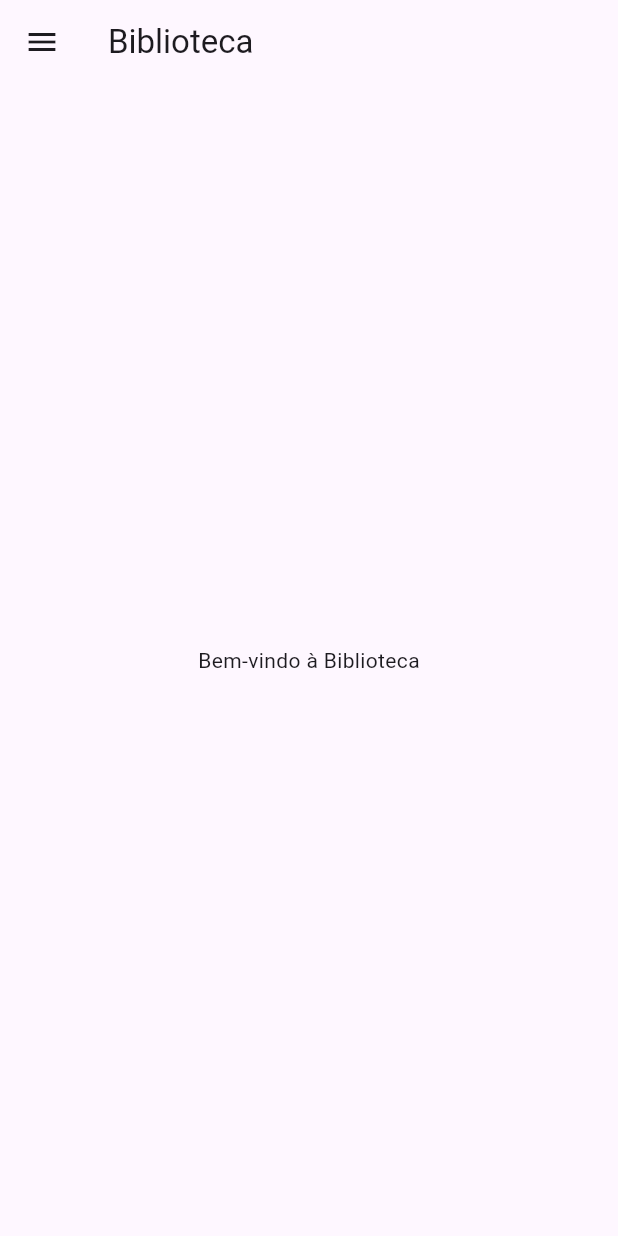
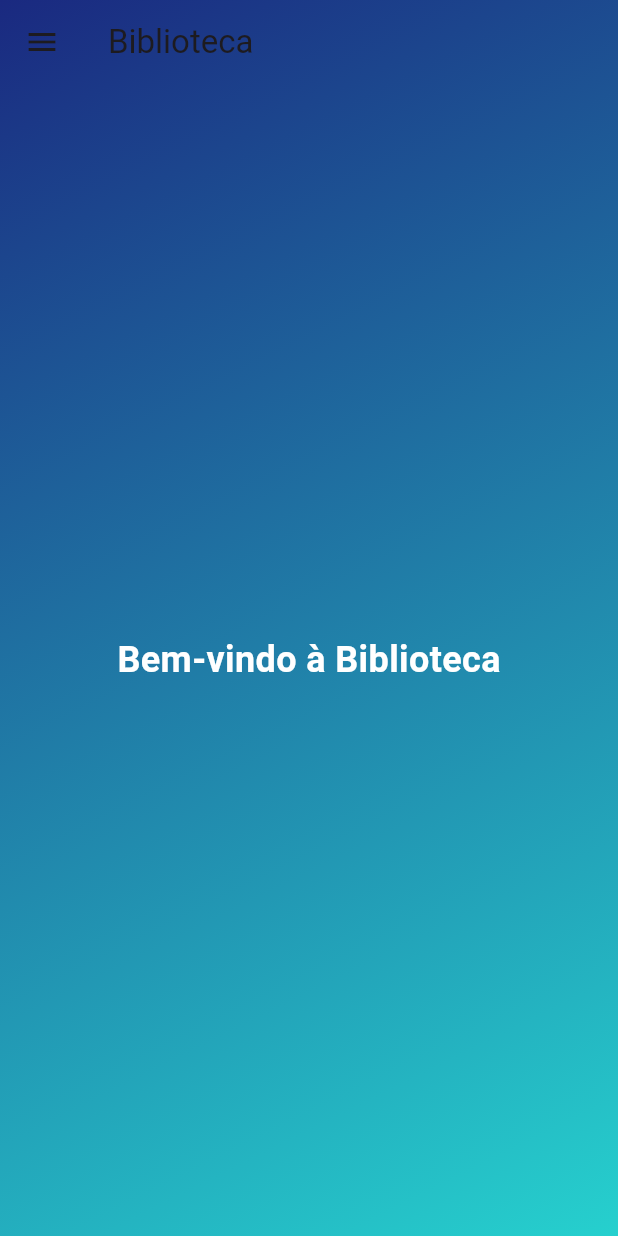
Before and after one commit to luan632/APIExt-II_Front_Gerenciador-de-Biblioteca, a Flutter app: the StudentHome screen opened directly, on a phone screen of 412 x 824 dp. Run offline on Flutter 3.47's test engine with Material 3 defaults, Android fonts, the phone set to English and light mode, and no system bars; our stand-ins replace firebase_analytics; accounts and stored records are empty; network calls fail.

```diff
--- a/lib/student/student_home.dart
+++ b/lib/student/student_home.dart
@@ -11,22 +11,45 @@ class StudentHome extends StatelessWidget {
   @override
   Widget build(BuildContext context) {
     return Scaffold(
-      appBar: AppBar(title: const Text('Biblioteca')),
+      body: Container(
+        decoration: const BoxDecoration(
+          gradient: LinearGradient(
+            begin: Alignment.topLeft,
+            end: Alignment.bottomRight,
+            colors: [
+              Color(0xFF1A2980),  // Azul escuro
+              Color(0xFF26D0CE),  // Ciano
+            ],
+          ),
+        ),
+        child: Scaffold(
+          backgroundColor: Colors.transparent,
+          appBar: AppBar(
+            title: const Text('Biblioteca'),
+            backgroundColor: Colors.transparent,
+            elevation: 0,
+          ),
           drawer: Drawer(
+            // ignore: deprecated_member_use
+            backgroundColor: Colors.white.withOpacity(0.9),
             child: ListView(
               padding: EdgeInsets.zero,
               children: [
-            const DrawerHeader(
-              decoration: BoxDecoration(
-                color: Colors.blue,
+                DrawerHeader(
+                  decoration: const BoxDecoration(
+                    color: Colors.transparent,
                   ),
                   child: Text(
                     'Menu do Aluno',
-                style: TextStyle(color: Colors.white, fontSize: 24),
+                    style: TextStyle(
+                      color: Colors.white,
+                      fontSize: 24,
+                      fontWeight: FontWeight.bold,
+                    ),
                   ),
                 ),
                 ListTile(
-              leading: const Icon(Icons.book),
+                  leading: const Icon(Icons.book, color: Colors.blue),
                   title: const Text('Catálogo de Livros'),
                   onTap: () {
                     Navigator.push(
@@ -36,7 +59,7 @@ class StudentHome extends StatelessWidget {
                   },
                 ),
                 ListTile(
-              leading: const Icon(Icons.library_books),
+                  leading: const Icon(Icons.library_books, color: Colors.blue),
                   title: const Text('Meus Empréstimos'),
                   onTap: () {
                     Navigator.push(
@@ -46,7 +69,7 @@ class StudentHome extends StatelessWidget {
                   },
                 ),
                 ListTile(
-              leading: const Icon(Icons.person),
+                  leading: const Icon(Icons.person, color: Colors.blue),
                   title: const Text('Meu Perfil'),
                   onTap: () {
                     Navigator.push(
@@ -57,7 +80,7 @@ class StudentHome extends StatelessWidget {
                 ),
                 const Divider(),
                 ListTile(
-              leading: const Icon(Icons.logout),
+                  leading: const Icon(Icons.logout, color: Colors.red),
                   title: const Text('Sair'),
                   onTap: () {
                     Provider.of<AuthService>(context, listen: false).logout();
@@ -68,7 +91,16 @@ class StudentHome extends StatelessWidget {
             ),
           ),
           body: const Center(
-        child: Text('Bem-vindo à Biblioteca'),
+            child: Text(
+              'Bem-vindo à Biblioteca',
+              style: TextStyle(
+                color: Colors.white,
+                fontSize: 24,
+                fontWeight: FontWeight.bold,
+              ),
+            ),
+          ),
+        ),
       ),
     );
   }
```
Also changed, not shown: lib/shared/home_screen.dart (deleted, +0 -15 lines), lib/shared/profile_screen.dart (+163 -27 lines). Lines whose indentation alone changed are shown as unchanged.
